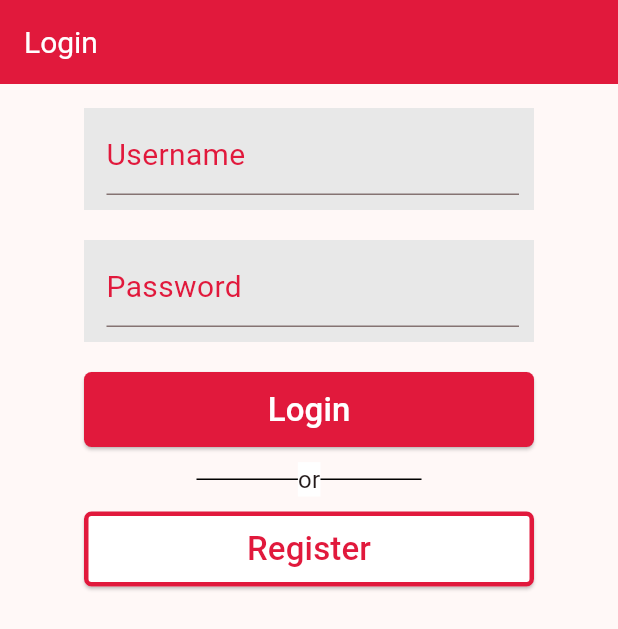
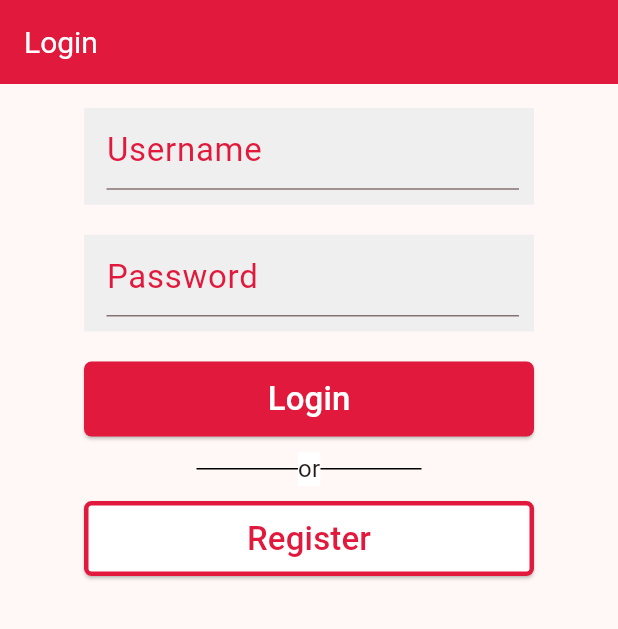
Before and after one commit to foivz/pop-app-flutter, a Flutter app: the screen it shows after launch, on a phone screen of 412 x 824 dp. Shown: the top 629 px of the screen. Run offline on Flutter 3.47's test engine with Material 2 defaults, Android fonts, the phone set to English and light mode, and no system bars.

Commit message:
Change focusedBorder to yellow, add animations. Need to extract data into separate widget for input.
#2

```diff
--- a/lib/login_screen/login.dart
+++ b/lib/login_screen/login.dart
@@ -1,3 +1,5 @@
+// ignore_for_file: curly_braces_in_flow_control_structures
+
 import 'package:flutter/material.dart';
 import 'package:pop_app/myconstants.dart';
 
@@ -40,23 +42,23 @@ class _LoginHomepageState extends State<LoginHomepage> {
                   alignment: Alignment.topLeft,
                   color: MyConstants.textfieldBackground,
                   width: MyConstants.textFieldWidth,
-                  padding: const EdgeInsets.fromLTRB(15, 10, 10, 10),
-                  child: Stack(children: [
-                    Align(
-                      alignment: Alignment.bottomLeft,
-                      heightFactor: _evaluate(isUserFocused, usernameController) ? 1.25 : 0.75,
-                      child: Text(
-                        'Username',
-                        style: TextStyle(
-                          color: _color(isUserFocused),
-                          fontSize: _evaluate(isUserFocused, usernameController) ? 20 : 10,
+                  padding: const EdgeInsets.fromLTRB(15, 0, 10, 10),
+                  child: TextFormField(
+                    decoration: InputDecoration(
+                      labelText: 'Username',
+                      floatingLabelStyle: MaterialStateTextStyle.resolveWith(
+                        (states) => const TextStyle(color: MyConstants.accentColor),
                       ),
-                        textAlign: !isUserFocused ? TextAlign.center : TextAlign.left,
+                      labelStyle: MaterialStateTextStyle.resolveWith(
+                        (states) => TextStyle(
+                          color: MyConstants.red,
+                          fontSize: Theme.of(context).textTheme.titleLarge!.fontSize,
                         ),
                       ),
-                    TextFormField(
-                      decoration: InputDecoration(
-                        contentPadding: const EdgeInsets.fromLTRB(0, 15, 5, 5),
+                      focusedBorder: const UnderlineInputBorder(
+                        borderSide: BorderSide(color: MyConstants.accentColor),
+                      ),
+                      contentPadding: const EdgeInsets.fromLTRB(0, 5, 5, 5),
                       suffixIcon: usernameController.text.isNotEmpty || isUserFocused
                           ? IconButton(
                               icon: const Icon(Icons.cancel),
@@ -79,30 +81,31 @@ class _LoginHomepageState extends State<LoginHomepage> {
                       });
                     },
                   ),
-                  ]),
                 ),
                 const SizedBox(height: MyConstants.formInputSpacer),
                 Container(
                   alignment: Alignment.topLeft,
                   color: MyConstants.textfieldBackground,
                   width: 300,
-                  padding: const EdgeInsets.fromLTRB(15, 10, 10, 10),
+                  padding: const EdgeInsets.fromLTRB(15, 0, 10, 10),
                   child: Stack(children: [
-                    Align(
-                      alignment: Alignment.bottomLeft,
-                      heightFactor: _evaluate(isPasswordFocused, passwordController) ? 1.25 : 0.75,
-                      child: Text(
-                        'Password',
-                        style: TextStyle(
-                          color: _color(isPasswordFocused),
-                          fontSize: _evaluate(isPasswordFocused, passwordController) ? 20 : 10,
+                    TextFormField(
+                      obscureText: true,
+                      decoration: InputDecoration(
+                        labelText: 'Password',
+                        floatingLabelStyle: MaterialStateTextStyle.resolveWith(
+                          (states) => const TextStyle(color: MyConstants.accentColor),
                         ),
-                        textAlign: !isPasswordFocused ? TextAlign.center : TextAlign.left,
+                        labelStyle: MaterialStateTextStyle.resolveWith(
+                          (states) => TextStyle(
+                            color: MyConstants.red,
+                            fontSize: Theme.of(context).textTheme.titleLarge!.fontSize,
                           ),
                         ),
-                    TextFormField(
-                      decoration: InputDecoration(
-                        contentPadding: const EdgeInsets.fromLTRB(0, 15, 5, 5),
+                        focusedBorder: const UnderlineInputBorder(
+                          borderSide: BorderSide(color: MyConstants.accentColor),
+                        ),
+                        contentPadding: const EdgeInsets.fromLTRB(0, 5, 5, 5),
                         suffixIcon: passwordController.text.isNotEmpty || isPasswordFocused
                             ? IconButton(
                                 icon: const Icon(Icons.cancel),
@@ -136,9 +139,7 @@ class _LoginHomepageState extends State<LoginHomepage> {
                     shape: MaterialStateProperty.all<OutlinedBorder>(
                       RoundedRectangleBorder(borderRadius: BorderRadius.circular(5)),
                     ),
-                    backgroundColor: MaterialStateProperty.all<Color>(
-                      MyConstants.red,
-                    ),
+                    backgroundColor: MaterialStateProperty.all<Color>(MyConstants.red),
                     overlayColor: MaterialStateProperty.all<Color>(MyConstants.accentColor),
                   ),
                   onPressed: () {},
--- a/lib/main.dart
+++ b/lib/main.dart
@@ -13,6 +13,7 @@ class MyApp extends StatelessWidget {
   Widget build(BuildContext context) {
     return MaterialApp(
       title: 'Pop app',
+      debugShowCheckedModeBanner: false,
       theme: ThemeData(
         appBarTheme: AppBarTheme(
           color: MyConstants.red,
--- a/lib/myconstants.dart
+++ b/lib/myconstants.dart
@@ -2,8 +2,8 @@ import 'dart:ui';
 
 class MyConstants {
   static const Color red = Color.fromRGBO(225, 25, 60, 1);
-  static const Color textfieldBackground = Color(0xffe8e8e8);
-  static const Color accentColor = Color.fromARGB(255, 255, 207, 85);
+  static const Color textfieldBackground = Color(0xffefefef);
+  static const Color accentColor = Color.fromARGB(255, 210, 151, 0);
   static const double formInputSpacer = 20;
   static const double textFieldWidth = 300;
   static const double submitButtonHeight = 50;
```
Lines whose indentation alone changed are shown as unchanged.
